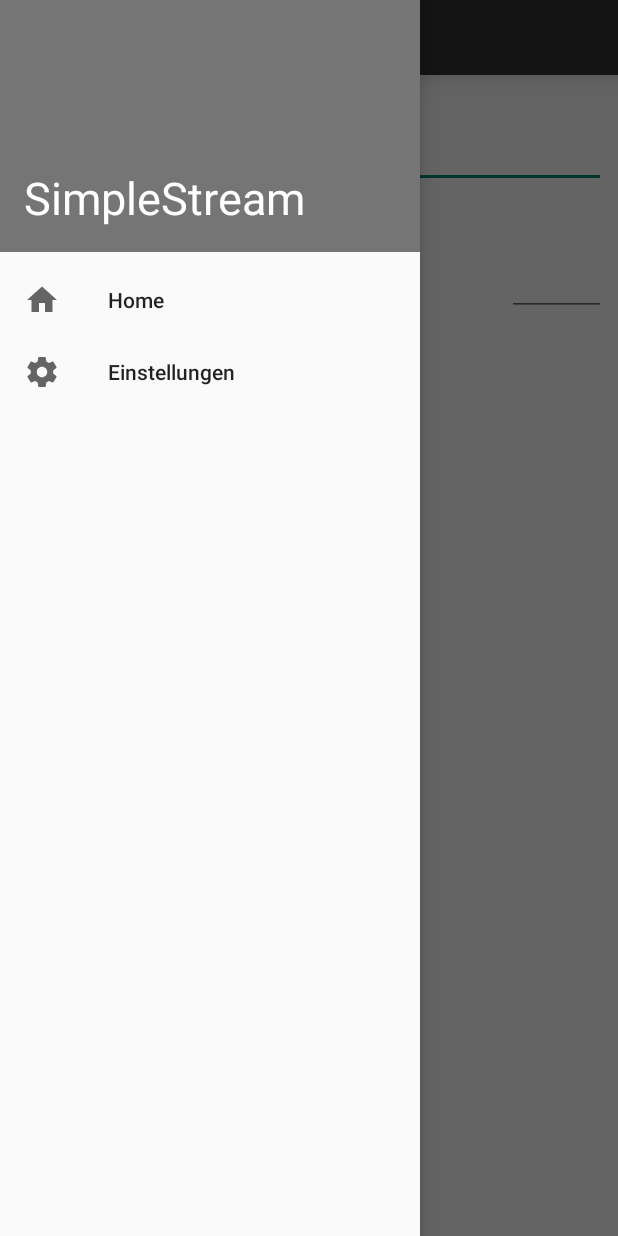
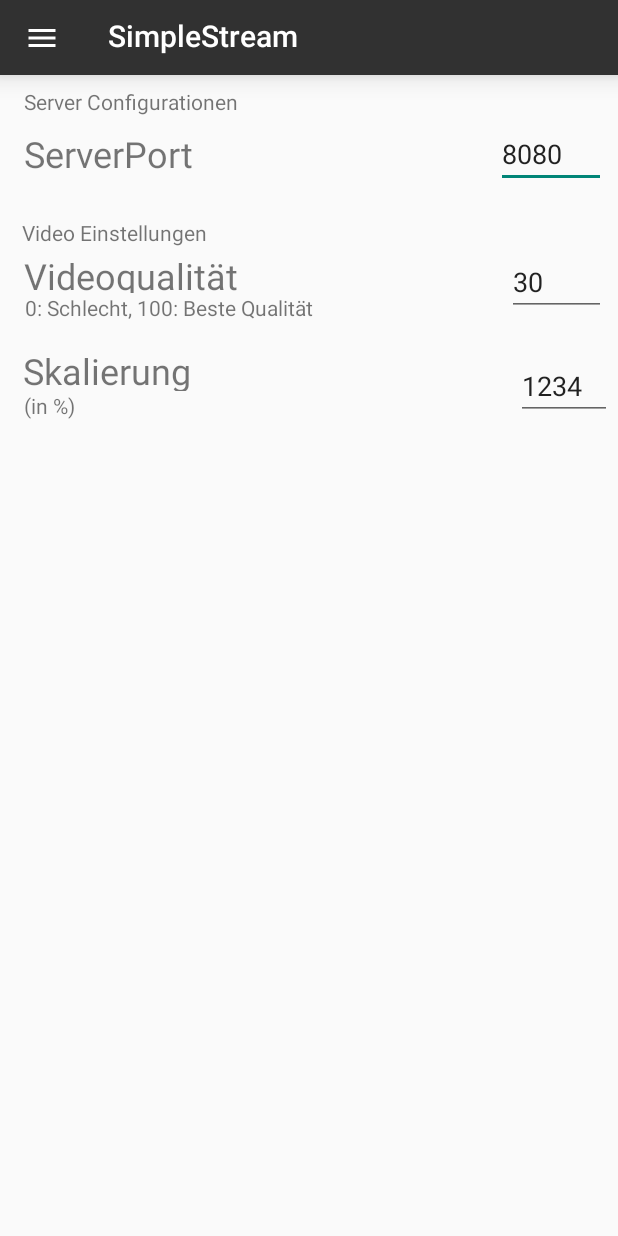
Before and after one commit to unknownSaschka/MobaApp, an Android app: the Settings screen opened directly, with no data from a screen before it, in the side drawer, after a tap on "Einstellungen", on a phone screen of 412 x 824 dp. Run offline under Robolectric (Android 15) with nearby library versions, the phone set to English and light mode, and no system bars; Roboto replaces fonts that are not available here.

Commit message:
Settings Activity funktioniert nun richtig

```diff
--- a/app/src/main/java/com/example/sascha/mobaapp/MainActivity.java
+++ b/app/src/main/java/com/example/sascha/mobaapp/MainActivity.java
@@ -92,6 +92,7 @@ public class MainActivity extends AppCompatActivity {
         NavigationView navView = findViewById(R.id.nav_view);
         navView.setNavigationItemSelectedListener(
                 new NavigationView.OnNavigationItemSelectedListener() {
+
                     @Override
                     public boolean onNavigationItemSelected(MenuItem menuItem) {
                         // set item as selected to persist highlight
@@ -106,6 +107,8 @@ public class MainActivity extends AppCompatActivity {
                             case R.id.nav_home:
                                 break;
                             case R.id.nav_settings:
+                                Intent intent = new Intent(MainActivity.this, Settings.class);
+                                startActivity(intent);
                                 break;
                         }
 
--- a/app/src/main/java/com/example/sascha/mobaapp/Settings.java
+++ b/app/src/main/java/com/example/sascha/mobaapp/Settings.java
@@ -1,13 +1,65 @@
 package com.example.sascha.mobaapp;
 
+import android.content.Intent;
+import android.support.design.widget.NavigationView;
+import android.support.v4.widget.DrawerLayout;
+import android.support.v7.app.ActionBar;
 import android.support.v7.app.AppCompatActivity;
 import android.os.Bundle;
+import android.support.v7.widget.Toolbar;
+import android.util.Log;
+import android.view.MenuItem;
+import android.widget.EditText;
 
 public class Settings extends AppCompatActivity {
+    DrawerLayout mDrawerLayout;
 
     @Override
     protected void onCreate(Bundle savedInstanceState) {
         super.onCreate(savedInstanceState);
         setContentView(R.layout.activity_settings);
+
+        Toolbar toolbar = findViewById(R.id.toolbar);
+        setSupportActionBar(toolbar);
+        ActionBar actionbar = getSupportActionBar();
+        actionbar.setDisplayHomeAsUpEnabled(true);
+        actionbar.setHomeAsUpIndicator(R.drawable.ic_menu_black_24dp);
+
+        //Listener setzen für den Drawer
+        mDrawerLayout = findViewById(R.id.drawer_layout);
+        NavigationView navView = findViewById(R.id.nav_view);
+        navView.setNavigationItemSelectedListener(
+                new NavigationView.OnNavigationItemSelectedListener() {
+
+                    @Override
+                    public boolean onNavigationItemSelected(MenuItem menuItem) {
+                        // set item as selected to persist highlight
+                        //menuItem.setChecked(true);
+                        // close drawer when item is tapped
+                        Settings.this.mDrawerLayout.closeDrawers();
+
+                        // Add code here to update the UI based on the item selected
+                        // For example, swap UI fragments here
+                        Log.i("MainActivity", "" + menuItem.getItemId());
+                        switch(menuItem.getItemId()){
+                            case R.id.nav_home:
+                                Settings.this.finish();
+                                break;
+                            case R.id.nav_settings:
+                                return true;
+                        }
+
+
+                        return true;
+                    }
+                });
+
+        EditText temp = findViewById(R.id.serverPortSettingsValue);
+        temp.setText("8080");
+        temp = findViewById(R.id.streamQuality);
+        temp.setText("30");
+        temp = findViewById(R.id.scaleSettingValue);
+        temp.setText("1234");
+
     }
 }
--- a/app/src/main/res/layout/activity_settings.xml
+++ b/app/src/main/res/layout/activity_settings.xml
@@ -16,8 +16,8 @@
         android:layout_height="match_parent">
 
         <EditText
-            android:id="@+id/editText"
-            android:layout_width="130dp"
+            android:id="@+id/serverPortSettingsValue"
+            android:layout_width="73dp"
             android:layout_height="39dp"
             android:layout_marginEnd="8dp"
             android:layout_marginTop="8dp"
@@ -35,8 +35,8 @@
             android:layout_marginTop="8dp"
             android:text="ServerPort"
             android:textSize="24sp"
-            app:layout_constraintEnd_toStartOf="@+id/editText"
-            app:layout_constraintHorizontal_bias="0.205"
+            app:layout_constraintEnd_toStartOf="@+id/serverPortSettingsValue"
+            app:layout_constraintHorizontal_bias="0.082"
             app:layout_constraintStart_toStartOf="parent"
             app:layout_constraintTop_toBottomOf="@+id/textView2" />
 
@@ -44,18 +44,19 @@
             android:id="@+id/textView2"
             android:layout_width="152dp"
             android:layout_height="20dp"
+            android:layout_marginStart="16dp"
             android:layout_marginTop="8dp"
             android:text="Server Configurationen"
-            app:layout_constraintTop_toBottomOf="@+id/toolbar"
-            tools:layout_editor_absoluteX="16dp" />
+            app:layout_constraintStart_toStartOf="parent"
+            app:layout_constraintTop_toBottomOf="@+id/toolbar" />
 
         <TextView
             android:id="@+id/videoSettings"
-            android:layout_width="133dp"
-            android:layout_height="18dp"
+            android:layout_width="167dp"
+            android:layout_height="22dp"
             android:layout_marginEnd="8dp"
             android:layout_marginStart="8dp"
-            android:layout_marginTop="12dp"
+            android:layout_marginTop="16dp"
             android:text="Video Einstellungen"
             app:layout_constraintEnd_toEndOf="parent"
             app:layout_constraintHorizontal_bias="0.03"
@@ -65,14 +66,13 @@
         <TextView
             android:id="@+id/textView4"
             android:layout_width="232dp"
-            android:layout_height="35dp"
+            android:layout_height="28dp"
             android:layout_marginEnd="8dp"
             android:layout_marginStart="8dp"
-            android:layout_marginTop="8dp"
             android:text="Videoqualität"
             android:textSize="24sp"
             app:layout_constraintEnd_toStartOf="@+id/streamQuality"
-            app:layout_constraintHorizontal_bias="0.033"
+            app:layout_constraintHorizontal_bias="0.088"
             app:layout_constraintStart_toStartOf="parent"
             app:layout_constraintTop_toBottomOf="@+id/videoSettings" />
 
@@ -85,7 +85,7 @@
             android:ems="10"
             android:inputType="numberDecimal"
             app:layout_constraintEnd_toEndOf="parent"
-            app:layout_constraintTop_toBottomOf="@+id/editText" />
+            app:layout_constraintTop_toBottomOf="@+id/serverPortSettingsValue" />
 
         <TextView
             android:id="@+id/textView5"
@@ -113,6 +113,43 @@
             app:title="@string/app_name"
             app:titleMarginTop="10dp"
             app:titleTextColor="@android:color/background_light" />
+
+        <TextView
+            android:id="@+id/scalingTextView"
+            android:layout_width="192dp"
+            android:layout_height="30dp"
+            android:layout_marginEnd="8dp"
+            android:layout_marginStart="8dp"
+            android:layout_marginTop="8dp"
+            android:text="@string/scalingSetting"
+            android:textSize="24sp"
+            app:layout_constraintEnd_toStartOf="@+id/scaleSettingValue"
+            app:layout_constraintHorizontal_bias="0.054"
+            app:layout_constraintStart_toStartOf="parent"
+            app:layout_constraintTop_toBottomOf="@+id/textView5" />
+
+        <EditText
+            android:id="@+id/scaleSettingValue"
+            android:layout_width="64dp"
+            android:layout_height="wrap_content"
+            android:layout_marginEnd="4dp"
+            android:layout_marginTop="24dp"
+            android:ems="10"
+            android:inputType="numberDecimal"
+            app:layout_constraintEnd_toEndOf="parent"
+            app:layout_constraintTop_toBottomOf="@+id/streamQuality" />
+
+        <TextView
+            android:id="@+id/settingScaleInfo"
+            android:layout_width="69dp"
+            android:layout_height="25dp"
+            android:layout_marginEnd="8dp"
+            android:layout_marginStart="8dp"
+            android:text="@string/scalingInfo"
+            app:layout_constraintEnd_toStartOf="@+id/scaleSettingValue"
+            app:layout_constraintHorizontal_bias="0.03"
+            app:layout_constraintStart_toStartOf="parent"
+            app:layout_constraintTop_toBottomOf="@+id/scalingTextView" />
     </android.support.constraint.ConstraintLayout>
 
     <android.support.design.widget.NavigationView
--- a/app/src/main/res/values/strings.xml
+++ b/app/src/main/res/values/strings.xml
@@ -16,4 +16,6 @@
     <string name="streamQualityExp">0: Schlecht, 100: Beste Qualität</string>
     <string name="drawerHome">Home</string>
     <string name="drawerSettings">Einstellungen</string>
+    <string name="scalingSetting">Skalierung</string>
+    <string name="scalingInfo">(in %)</string>
 </resources>
```
